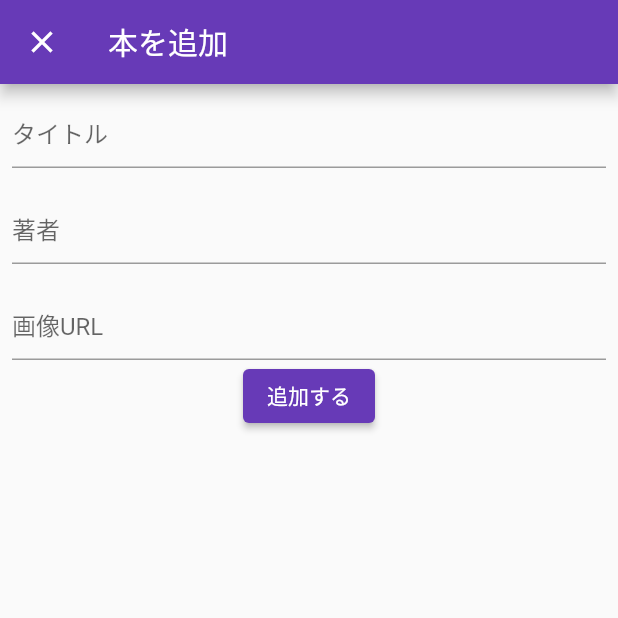
After one commit to Yutan0423/flutter-book-list, a Flutter app: the screen it shows after launch, after a tap on the "add" icon, on a phone screen of 412 x 824 dp, the top half of it. The commit adds this screen. Run offline on Flutter 3.47's test engine with Material 2 defaults, Android fonts, the phone set to English and light mode, and no system bars; our stand-ins replace cloud_firestore, firebase_core; accounts and stored records are empty.

Commit message:
create  add model

```diff
--- /dev/null
+++ b/lib/add_book/add_book_model.dart
@@ -0,0 +1,28 @@
+import 'package:flutter/material.dart';
+import 'package:firebase_core/firebase_core.dart';
+import 'package:cloud_firestore/cloud_firestore.dart';
+import '../domain/book.dart';
+
+class AddBookModel extends ChangeNotifier {
+  String? title;
+  String? author;
+  String? image;
+
+  Future addBook() async {
+    if(title == null || title == '') {
+      throw '本のタイトルが入力されていません。';
+    }
+    if(author == null || author == '') {
+      throw '本の著者名が入力されていません。';
+    }
+    if(image == null || image == '') {
+      throw '本の画像URLが入力されていません。';
+    }
+
+    await FirebaseFirestore.instance.collection('books').add({
+      'title': title,
+      'author': author,
+      'image': image
+    });
+  }
+}
--- /dev/null
+++ b/lib/add_book/add_book_page.dart
@@ -0,0 +1,75 @@
+import 'package:flutter/material.dart';
+import 'package:cloud_firestore/cloud_firestore.dart';
+import 'package:flutter/widgets.dart';
+import 'package:provider/provider.dart';
+import 'add_book_model.dart';
+import '../domain/book.dart';
+
+class AddBookPage extends StatelessWidget {
+  const AddBookPage({Key? key}) : super(key: key);
+
+  @override
+  Widget build(BuildContext context) {
+
+    return ChangeNotifierProvider<AddBookModel>(
+      create: (_) => AddBookModel()..addBook(),
+      child: Scaffold(
+
+        appBar: AppBar(
+          title: const Text('本を追加'),
+        ),
+        body: Center(
+          child: Consumer<AddBookModel>(builder: (context, model, child) {
+            return Padding(
+              padding: const EdgeInsets.all(8.0),
+              child: Column(
+                children: [
+                  TextField(
+                    decoration: const InputDecoration(
+                      hintText: 'タイトル'
+                    ),
+                    onChanged: (text) {
+                      model.title = text;
+                    },
+                  ),
+                  const SizedBox(height: 16,),
+                  TextField(
+                    decoration: const InputDecoration(
+                      hintText: '著者'
+                    ),
+                    onChanged: (text) {
+                      model.author = text;
+                    },
+                  ),
+                  const SizedBox(height: 16,),
+                  TextField(
+                    decoration: const InputDecoration(
+                      hintText: '画像URL'
+                    ),
+                    onChanged: (text) {
+                      model.image = text;
+                    },
+                  ),
+                  ElevatedButton(
+                    onPressed: () async {
+                      try {
+                        await model.addBook();
+                        Navigator.of(context).pop(true);
+                      } catch(e) {
+                        final failedSnackBar = SnackBar(
+                          backgroundColor: Colors.red,
+                          content: Text(e.toString())
+                        );
+                        ScaffoldMessenger.of(context).showSnackBar(failedSnackBar);
+                      }
+                    },
+                    child: const Text('追加する'))
+                ],
+              ),
+            );
+          }),
+        ),
+      ),
+    );
+  }
+}
--- a/lib/book_list/book_list_model.dart
+++ b/lib/book_list/book_list_model.dart
@@ -5,12 +5,13 @@ import 'package:cloud_firestore/cloud_firestore.dart';
 import '../domain/book.dart';
 
 class BookListModel extends ChangeNotifier {
-  final Stream<QuerySnapshot> _usersStream =
-    FirebaseFirestore.instance.collection('books').snapshots();
   List<Book>? books;
 
-  void fetchBookList() {
-    _usersStream.listen((QuerySnapshot snapshot) {
+  void fetchBookList() async {
+    final _usersCollection =
+      FirebaseFirestore.instance.collection('books');
+
+    final QuerySnapshot snapshot = await _usersCollection.get();
     final List<Book> books = snapshot.docs.map((DocumentSnapshot document) {
       Map<String, dynamic> data = document.data()! as Map<String, dynamic>;
       final String title = data['title'];
@@ -18,11 +19,7 @@ class BookListModel extends ChangeNotifier {
       final String image = data['image'];
       return Book(title, author, image);
     }).toList();
-
     this.books = books;
     notifyListeners();
-    });
-
-
   }
 }
--- a/lib/book_list/book_list_page.dart
+++ b/lib/book_list/book_list_page.dart
@@ -1,6 +1,7 @@
 import 'package:flutter/material.dart';
 import 'package:cloud_firestore/cloud_firestore.dart';
 import 'package:provider/provider.dart';
+import '../add_book/add_book_page.dart';
 import '../domain/book.dart';
 import 'book_list_model.dart';
 
@@ -36,10 +37,31 @@ class BookPageList extends StatelessWidget {
               );
           }),
         ),
-        floatingActionButton: FloatingActionButton(
-          onPressed: null,
-          tooltip: 'Increment',
-          child: const Icon(Icons.add),
+        floatingActionButton: Consumer<BookListModel>(
+          builder: (context, model ,child) {
+            return FloatingActionButton(
+              onPressed: () async {
+                final bool? added = await Navigator.push(context,
+                  MaterialPageRoute(
+                    builder: (context) => const AddBookPage(),
+                    fullscreenDialog: true
+                  )
+                );
+
+                if(added != null && added) {
+                  final snackBar = SnackBar(
+                    backgroundColor: Colors.green,
+                    content: Text('本を追加しました。')
+                  );
+                  ScaffoldMessenger.of(context).showSnackBar(snackBar);
+                }
+
+                model.fetchBookList();
+              },
+              tooltip: 'Increment',
+              child: const Icon(Icons.add),
+            );
+          }
         ), // This trailing comma makes auto-formatting nicer for build methods.
       ),
     );
```
Lines whose indentation alone changed are shown as unchanged.
